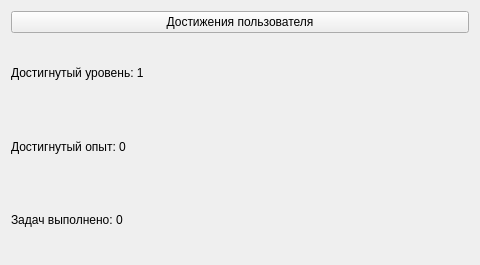
This is achievementform.ui in Unisbern/RPG_planner as Qt 5 draws it before an edit. The edited form follows.
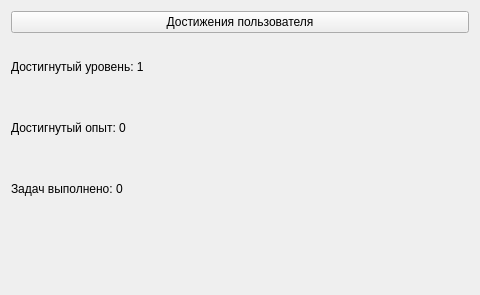
This is the edited form.

Commit message: Исправление проблемы с масштабированием достижений

```diff
--- a/achievementform.ui
+++ b/achievementform.ui
@@ -7,13 +7,13 @@
     <x>0</x>
     <y>0</y>
     <width>480</width>
-    <height>265</height>
+    <height>295</height>
    </rect>
   </property>
   <property name="windowTitle">
    <string>Form</string>
   </property>
-  <layout class="QGridLayout" name="gridLayout_3">
+  <layout class="QGridLayout" name="gridLayout_3" rowstretch="3,1">
    <item row="0" column="0">
     <layout class="QGridLayout" name="gridLayout_2">
      <item row="0" column="0">
@@ -54,6 +54,19 @@
      </item>
     </layout>
    </item>
+   <item row="1" column="0">
+    <spacer name="verticalSpacer">
+     <property name="orientation">
+      <enum>Qt::Vertical</enum>
+     </property>
+     <property name="sizeHint" stdset="0">
+      <size>
+       <width>418</width>
+       <height>63</height>
+      </size>
+     </property>
+    </spacer>
+   </item>
   </layout>
  </widget>
  <resources/>
```
